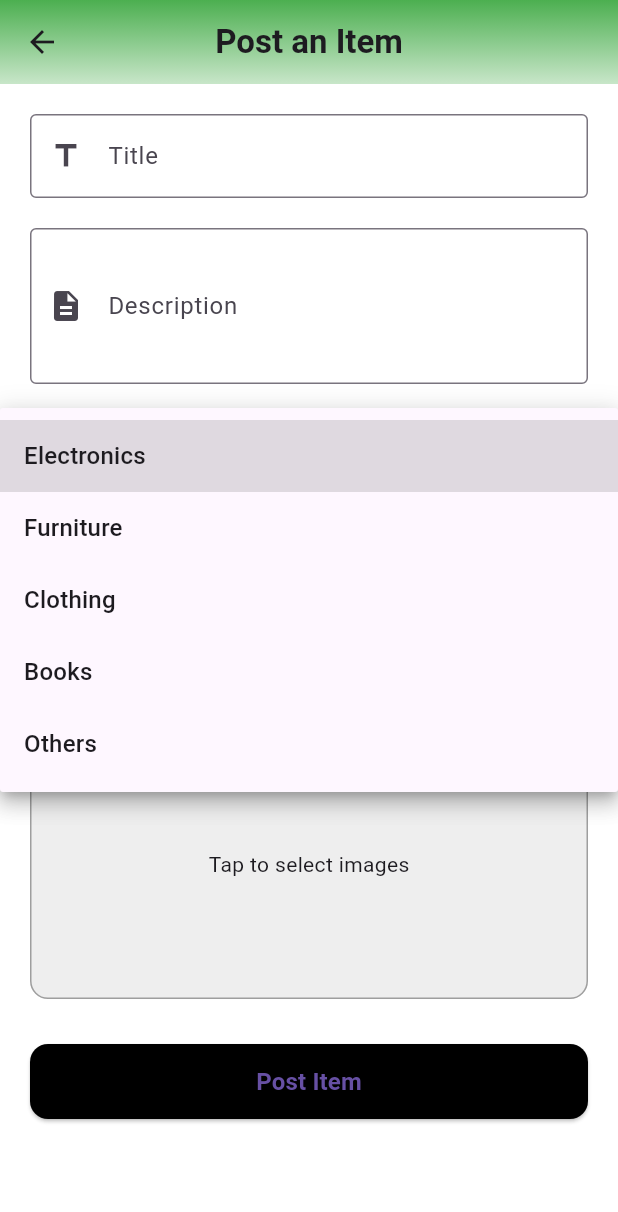
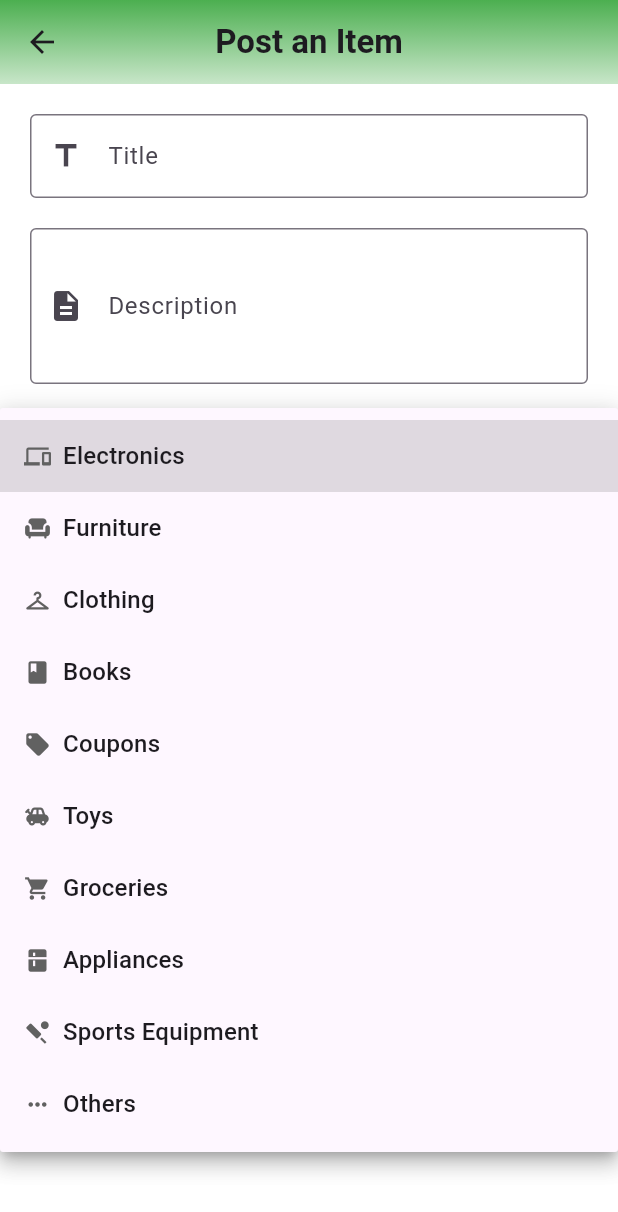
Before and after one commit to chitti-a7r4/giveit-away, a Flutter app: the PostScreen screen opened directly, after a tap on "Category", on a phone screen of 412 x 824 dp. Shown: the top 1212 px of the screen. Run offline on Flutter 3.47's test engine with Material 3 defaults, Android fonts, the phone set to English and light mode, and no system bars; our stand-ins replace carousel_slider, cloud_firestore, firebase_auth, firebase_core, firebase_storage, geocoding and 6 more; missing offline and left inert: firebase_app_check; accounts and stored records are empty.

Commit message:
working post screen

```diff
--- a/lib/screens/post_screen.dart
+++ b/lib/screens/post_screen.dart
@@ -31,8 +31,18 @@ class _PostScreenState extends State<PostScreen> {
   final picker = ImagePicker();
 
   String? _category;
-  final List<String> _categories = ['Electronics', 'Furniture', 'Clothing', 'Books', 'Others'];
-
+  final List<Map<String, dynamic>> _categories = [
+    {'name': 'Electronics', 'icon': Icons.devices},
+    {'name': 'Furniture', 'icon': Icons.chair},
+    {'name': 'Clothing', 'icon': Icons.checkroom},
+    {'name': 'Books', 'icon': Icons.book},
+    {'name': 'Coupons', 'icon': Icons.local_offer},
+    {'name': 'Toys', 'icon': Icons.toys},
+    {'name': 'Groceries', 'icon': Icons.shopping_cart},
+    {'name': 'Appliances', 'icon': Icons.kitchen},
+    {'name': 'Sports Equipment', 'icon': Icons.sports_cricket},
+    {'name': 'Others', 'icon': Icons.more_horiz},
+  ];
   double _uploadProgress = 0.0;
   bool _isUploading = false;
 
@@ -266,10 +276,16 @@ class _PostScreenState extends State<PostScreen> {
                   prefixIcon: Icon(Icons.category),
                   border: OutlineInputBorder(),
                 ),
-                items: _categories.map((String category) {
+                items: _categories.map((category) {
                   return DropdownMenuItem<String>(
-                    value: category,
-                    child: Text(category),
+                    value: category['name'],
+                    child: Row(
+                      children: [
+                        Icon(category['icon'], size: 18, color: Colors.grey[700]),
+                        const SizedBox(width: 8),
+                        Text(category['name']),
+                      ],
+                    ),
                   );
                 }).toList(),
                 onChanged: (newCategory) {
--- a/pubspec.yaml
+++ b/pubspec.yaml
@@ -52,6 +52,7 @@ dependencies:
   go_router: ^15.0.0
   url_launcher: ^6.3.1
   google_mobile_ads: ^6.0.0
+  dropdown_search: ^6.0.2
 dev_dependencies:
   flutter_test:
     sdk: flutter
```
Also changed, not shown: lib/screens/home_screen.dart (+57 -3 lines), pubspec.lock.
